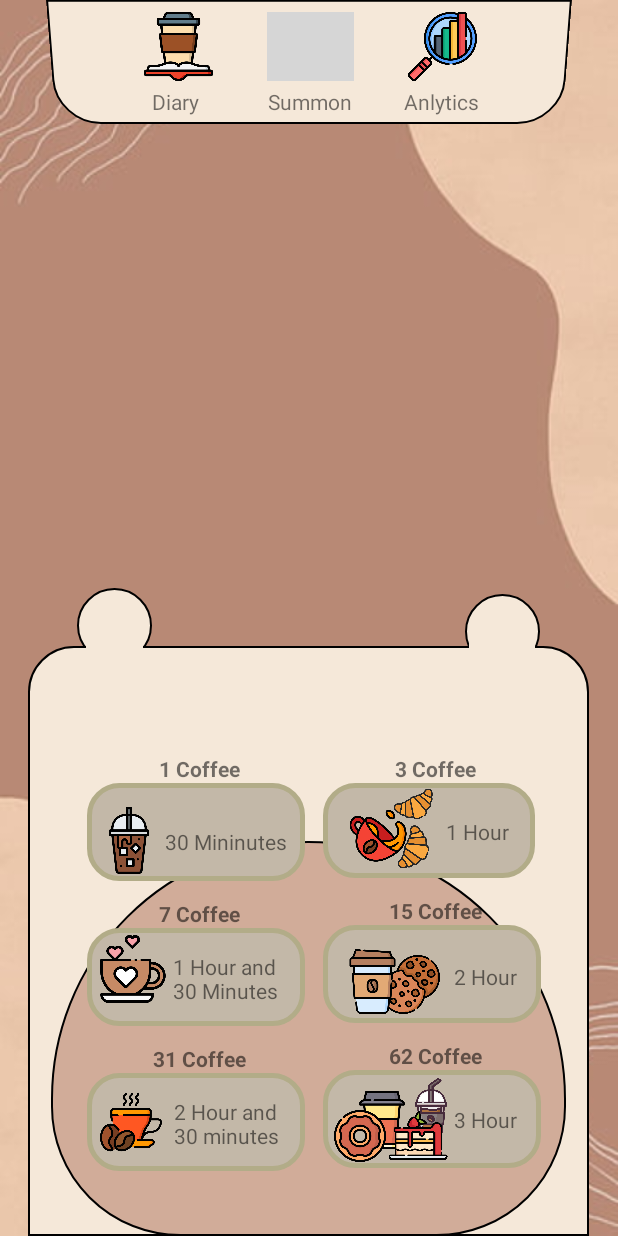
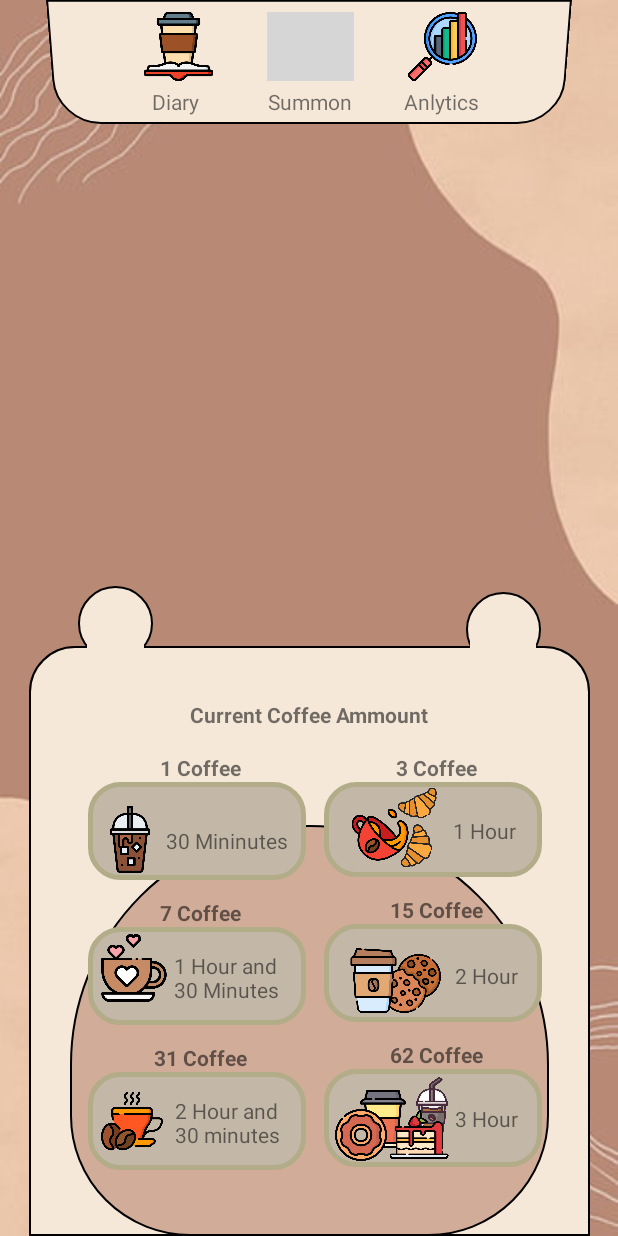
Before and after one commit to joshyyu/KohiApp, an Android app: the screen it shows after launch (MainActivity), on a phone screen of 412 x 824 dp. Run offline under Robolectric (Android 15) with nearby library versions, the light colour scheme and no system bars; grey boxes are pictures that could not be loaded.

Commit message:
Updated Design for the app

```diff
--- a/app/src/main/res/layout/activity_main.xml
+++ b/app/src/main/res/layout/activity_main.xml
@@ -6,13 +6,13 @@
     android:layout_width="match_parent"
     android:layout_height="match_parent"
     android:background="@drawable/pastelcoffeespill"
-    tools:context=".MainActivity">>
+    tools:context=".MainActivity">
 
     <ImageView
         android:id="@+id/mainTab"
         android:layout_width="344dp"
         android:layout_height="84dp"
-        android:contentDescription="@string/attachment_summary_off"
+        android:contentDescription="null"
         android:rotationX="-190"
         app:layout_constraintBottom_toTopOf="@+id/constraintLayout"
         app:layout_constraintEnd_toEndOf="parent"
@@ -138,13 +138,10 @@
     <androidx.constraintlayout.widget.ConstraintLayout
         android:id="@+id/constraintLayout"
         android:layout_width="match_parent"
-        android:layout_height="452dp"
-        android:layout_marginStart="8dp"
-        android:layout_marginTop="24dp"
-        android:layout_marginEnd="8dp"
+        android:layout_height="453dp"
         app:layout_constraintBottom_toBottomOf="parent"
         app:layout_constraintEnd_toEndOf="parent"
-        app:layout_constraintHorizontal_bias="1.0"
+        app:layout_constraintHorizontal_bias="0.0"
         app:layout_constraintStart_toStartOf="parent"
         app:layout_constraintTop_toTopOf="parent"
         app:layout_constraintVertical_bias="1.0">
@@ -189,6 +186,19 @@
             app:layout_constraintVertical_bias="1.0"
             app:srcCompat="@drawable/roundrectangle" />
 
+        <TextView
+            android:id="@+id/textView5"
+            android:layout_width="wrap_content"
+            android:layout_height="19dp"
+            android:text="Current Coffee Ammount"
+            android:textStyle="bold"
+            app:layout_constraintBottom_toBottomOf="parent"
+            app:layout_constraintEnd_toEndOf="@+id/imageView4"
+            app:layout_constraintStart_toStartOf="@+id/imageView4"
+            app:layout_constraintTop_toTopOf="@+id/imageView4"
+            app:layout_constraintVertical_bias="0.096"
+            tools:textAlignment="center" />
+
         <ImageView
             android:id="@+id/imageView9"
             android:layout_width="38dp"
@@ -214,8 +224,8 @@
 
         <ImageView
             android:id="@+id/imageView10"
-            android:layout_width="343dp"
-            android:layout_height="263dp"
+            android:layout_width="319dp"
+            android:layout_height="274dp"
             android:layout_marginStart="8dp"
             android:layout_marginEnd="8dp"
             app:layout_constraintBottom_toBottomOf="parent"
@@ -226,10 +236,12 @@
             app:srcCompat="@drawable/belly" />
 
         <androidx.constraintlayout.widget.ConstraintLayout
+            android:id="@+id/constraintLayout3"
             android:layout_width="367dp"
             android:layout_height="393dp"
             android:layout_marginStart="8dp"
             android:layout_marginEnd="8dp"
+            app:layout_constraintBottom_toBottomOf="parent"
             app:layout_constraintEnd_toEndOf="@+id/imageView4"
             app:layout_constraintStart_toStartOf="@+id/imageView4"
             app:layout_constraintTop_toTopOf="@+id/imageView4">
@@ -240,12 +252,14 @@
                 android:paddingTop="40dp"
                 app:layout_constraintBottom_toBottomOf="parent"
                 app:layout_constraintEnd_toEndOf="parent"
+                app:layout_constraintHorizontal_bias="0.0"
                 app:layout_constraintStart_toStartOf="parent"
-                app:layout_constraintTop_toTopOf="parent">
+                app:layout_constraintTop_toTopOf="parent"
+                app:layout_constraintVertical_bias="0.481">
 
                 <TableRow
-                    android:layout_width="match_parent"
-                    android:layout_height="match_parent"
+                    android:layout_width="343dp"
+                    android:layout_height="302dp"
                     android:layout_margin="18dp">
 
                     <LinearLayout
@@ -416,7 +430,7 @@
                     </LinearLayout>
 
                     <LinearLayout
-                        android:layout_width="wrap_content"
+                        android:layout_width="match_parent"
                         android:layout_height="wrap_content"
                         android:layout_marginStart="12dp"
                         android:orientation="vertical">
@@ -435,7 +449,7 @@
 
                             <ImageButton
                                 android:id="@+id/btn1hour"
-                                android:layout_width="141dp"
+                                android:layout_width="145dp"
                                 android:layout_height="63dp"
                                 android:layout_marginBottom="12dp"
                                 android:background="@null"
```
Also changed, not shown: app/src/main/res/layout/activity_analytics.xml (+13 -3 lines), app/src/main/res/layout/activity_studytimer.xml (+20 -7 lines), app/src/main/res/layout/main.xml (+43 -14 lines).
